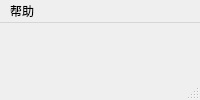
Above: GUI/main_ui_test/test_ui_d/test_ui.ui from buaanostop/- before the change. Below: the same form after it.
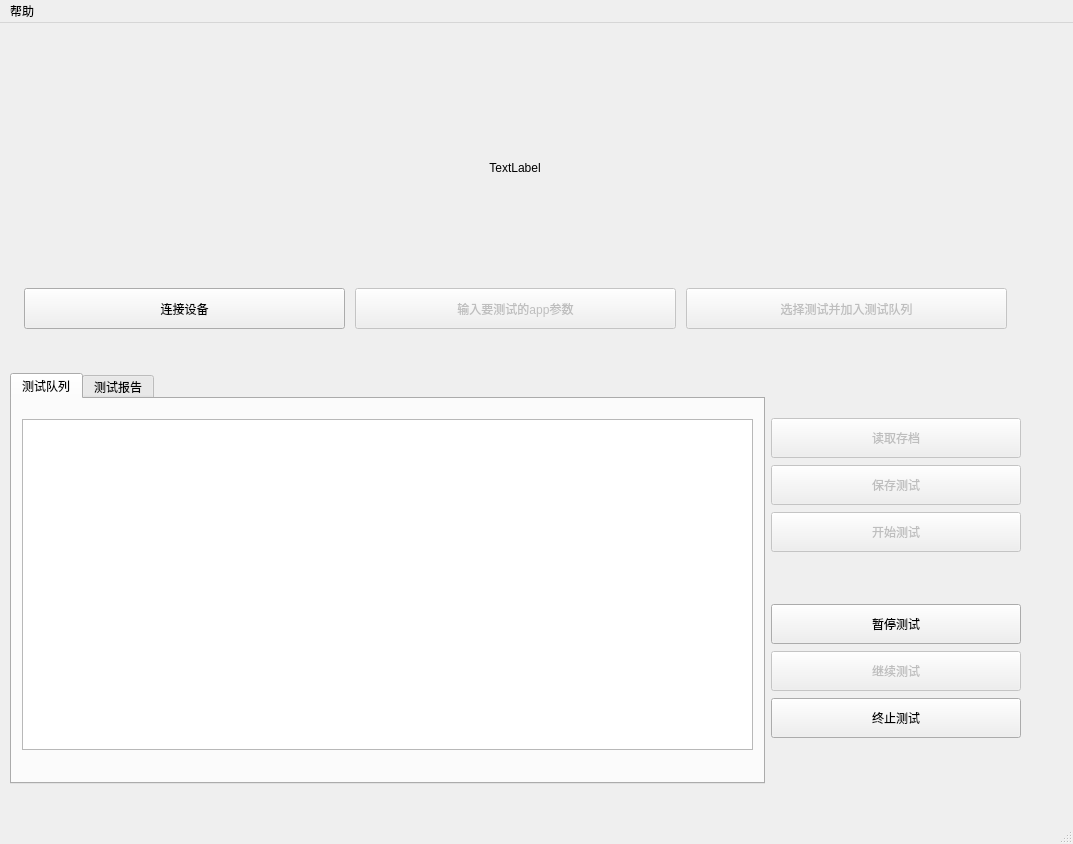
That is the form after the change.

```diff
--- a/GUI/main_ui_test/test_ui_d/test_ui.ui
+++ b/GUI/main_ui_test/test_ui_d/test_ui.ui
@@ -7,7 +7,7 @@
     <x>0</x>
     <y>0</y>
     <width>1073</width>
-    <height>0</height>
+    <height>844</height>
    </rect>
   </property>
   <property name="sizePolicy">
@@ -165,6 +165,9 @@
          </item>
          <item>
           <widget class="QPushButton" name="resumeButton">
+           <property name="enabled">
+            <bool>false</bool>
+           </property>
            <property name="minimumSize">
             <size>
              <width>250</width>
@@ -339,7 +342,7 @@
      <x>0</x>
      <y>0</y>
      <width>1073</width>
-     <height>26</height>
+     <height>23</height>
     </rect>
    </property>
    <widget class="QMenu" name="menu">
```
